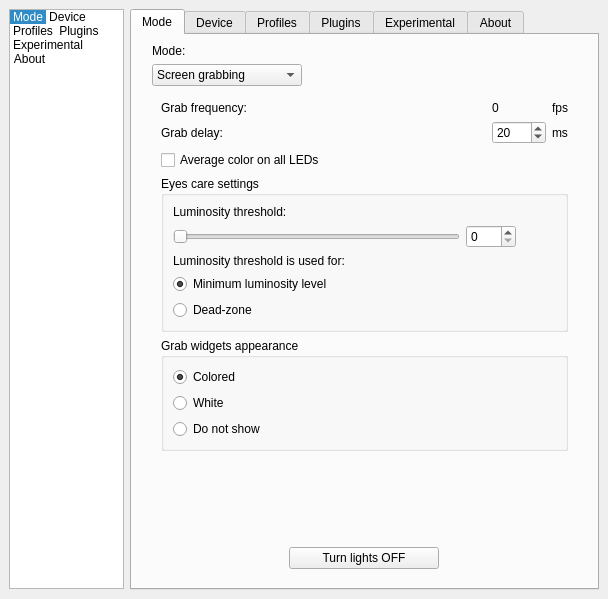
First picture: the form in Software/src/SettingsWindow.ui, repository Atarity/Lightpack, before the edit.
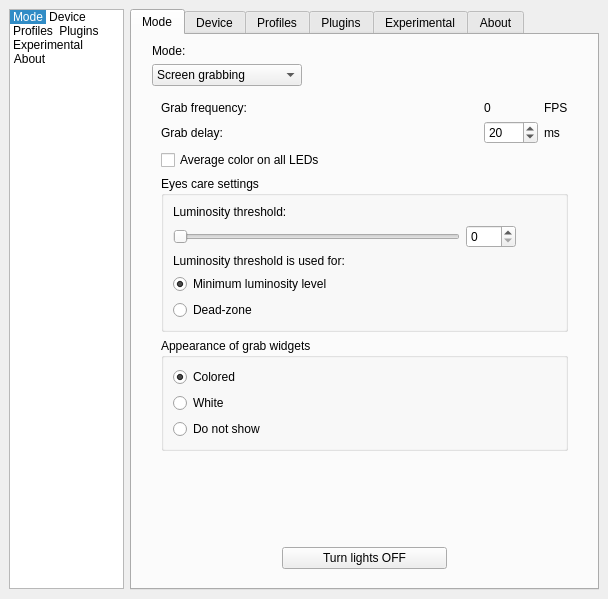
Second picture: the form after the edit. The open tabs and pages were chosen to show the change. Icons and pictures are not drawn. Custom widgets are drawn as their Qt base class.

Commit message: Translation and appearance fixes

Patch:
```diff
--- a/Software/src/SettingsWindow.ui
+++ b/Software/src/SettingsWindow.ui
@@ -364,7 +364,7 @@
               <item row="0" column="2">
                <widget class="QLabel" name="label_GrabFrequency_txt_fps">
                 <property name="text">
-                 <string>fps</string>
+                 <string>FPS</string>
                 </property>
                 <property name="alignment">
                  <set>Qt::AlignLeading|Qt::AlignLeft|Qt::AlignVCenter</set>
@@ -527,7 +527,7 @@
             <item>
              <widget class="QGroupBox" name="groupBox_2">
               <property name="title">
-               <string>Grab widgets appearance</string>
+               <string>Appearance of grab widgets</string>
               </property>
               <layout class="QVBoxLayout" name="verticalLayout_16">
                <item>
@@ -718,7 +718,7 @@
             </property>
             <property name="minimumSize">
              <size>
-              <width>150</width>
+              <width>165</width>
               <height>0</height>
              </size>
             </property>
```
Left out of the diff: 8 changed lines with no effect on the pictures. The commit also changes 3 other files.
